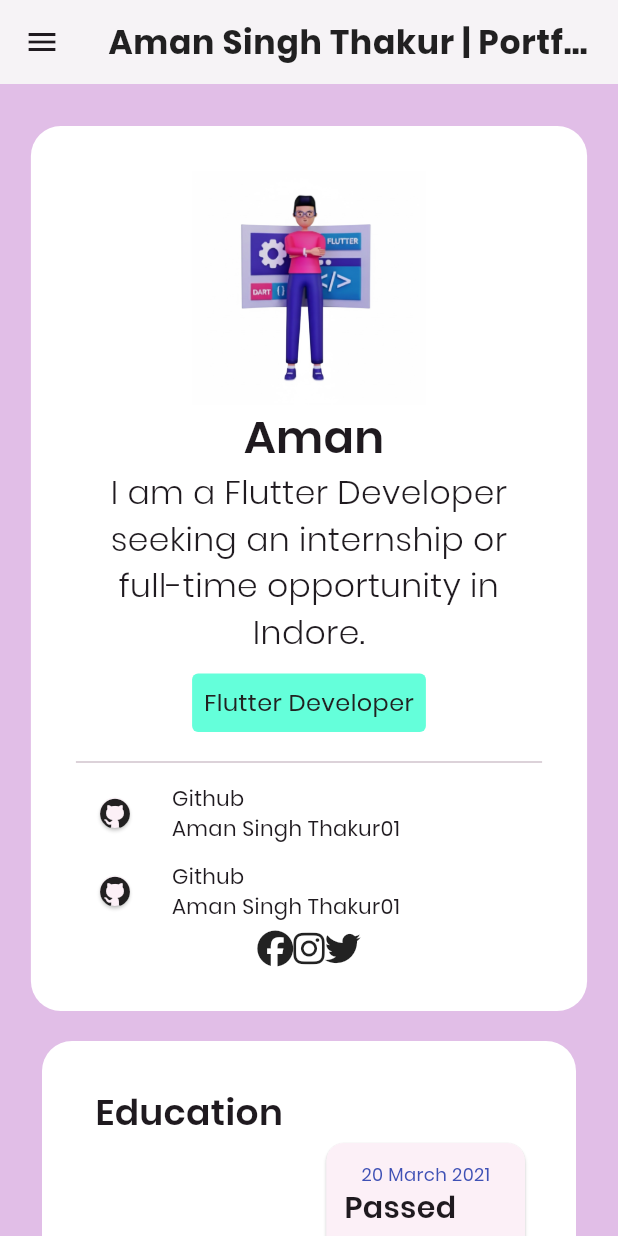
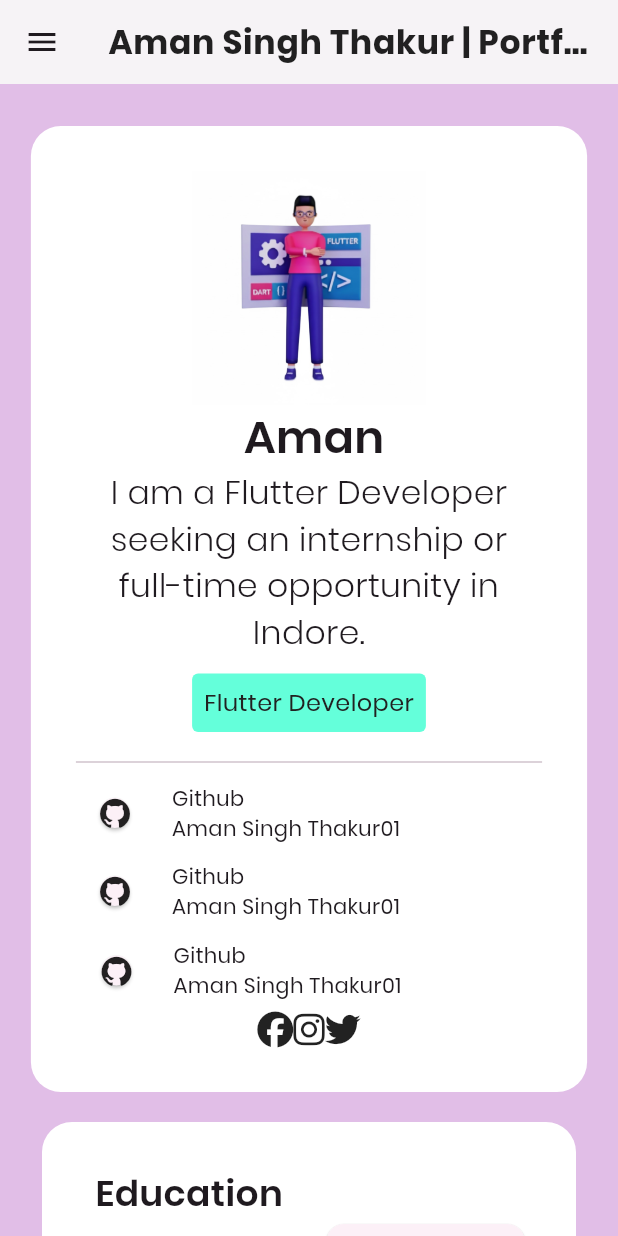
Before and after one commit to AmanSinghThakur01/Portfolio, a Flutter app: the screen it shows after launch, on a phone screen of 412 x 824 dp. Run offline on Flutter 3.47's test engine with Material 3 defaults, Android fonts, the phone set to English and light mode, and no system bars; our stand-ins replace font_awesome_flutter, timelines_plus.

Commit message:
just a minor change

```diff
--- a/lib/screens/about.dart
+++ b/lib/screens/about.dart
@@ -1,5 +1,6 @@
 import 'package:flutter/material.dart';
 import 'package:font_awesome_flutter/font_awesome_flutter.dart';
+import 'package:portfolio/utils/animated_contact.dart';
 import 'package:portfolio/utils/socialrow.dart';
 
 class About extends StatefulWidget {
@@ -73,6 +74,7 @@
               ],
             ),
           ),
+          AnimatedContact(),
           Socialrow(),
         ],
       ),
--- a/lib/utils/animated_contact.dart
+++ b/lib/utils/animated_contact.dart
@@ -1,4 +1,5 @@
 import 'package:flutter/material.dart';
+import 'package:font_awesome_flutter/font_awesome_flutter.dart';
 class AnimatedContact extends StatefulWidget {
   const AnimatedContact({super.key});
 
@@ -7,8 +8,38 @@
 }
 
 class _AnimatedContactState extends State<AnimatedContact> {
+  bool isHovering = false ;
   @override
   Widget build(BuildContext context) {
-    return InkWell();
+    return InkWell(
+      onTap: () {
+      },
+        onHover:(val){
+        setState(() {
+          isHovering = val ;
+        });
+        },
+      child: AnimatedContainer(duration: const Duration(milliseconds: 100),
+        decoration: BoxDecoration(
+          borderRadius: BorderRadius.circular(12.0),
+          border: Border.all(
+            color: isHovering ? Colors.grey : Colors.white
+          ),
+        ),
+        child: Row(
+          children: [
+            Padding(
+              padding: const EdgeInsets.all(12.0),
+              child: Card(child: Icon(FontAwesomeIcons.github, size: 20)),
+            ),
+            SizedBox(width: 12.0),
+            Column(
+              crossAxisAlignment: CrossAxisAlignment.start,
+              children: [Text("Github"), Text("Aman Singh Thakur01")],
+            ),
+          ],
+        ),
+      ),
+    );
   }
 }
```
